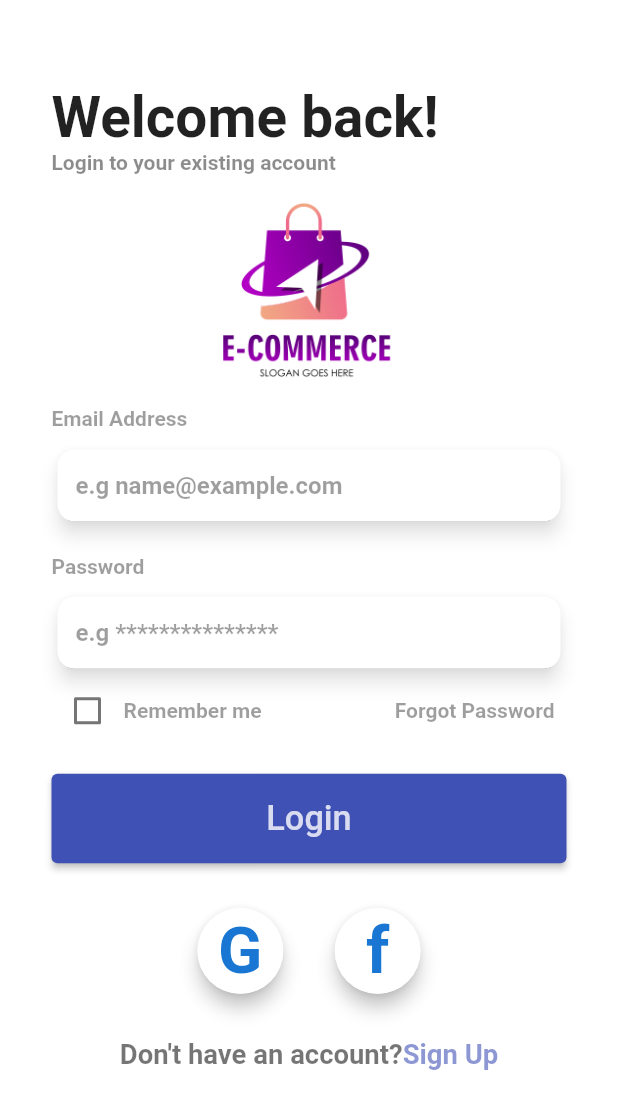
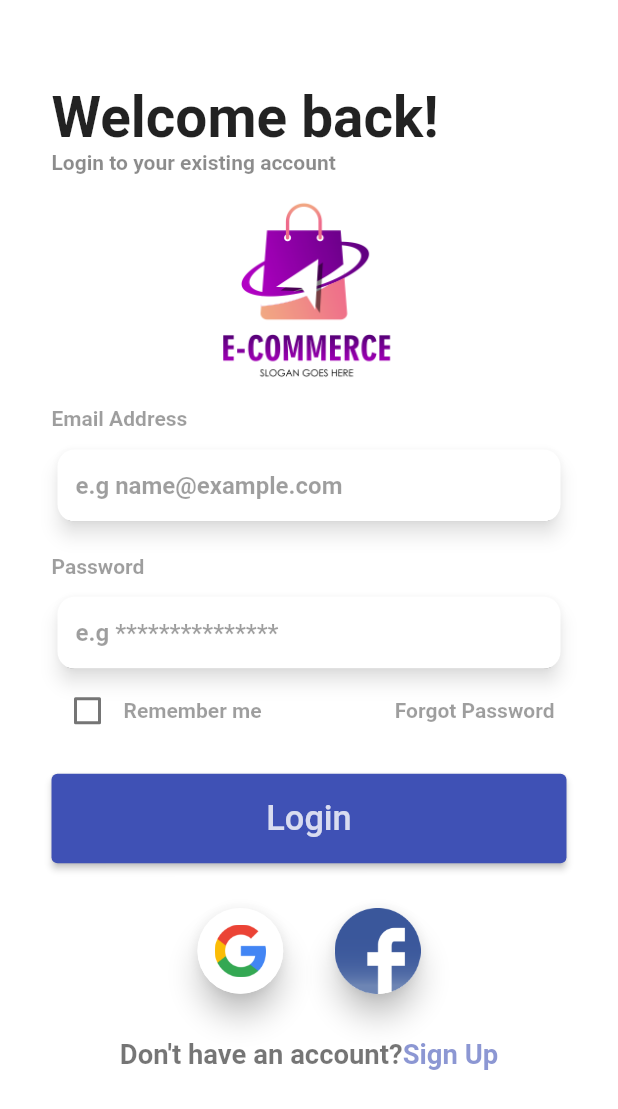
Before and after one commit to Yami-G/UI_Project, a Flutter app: the screen it shows after launch, on a phone screen of 412 x 824 dp. Shown: the top 1109 px of the screen. Run offline on Flutter 3.47's test engine with Material 2 defaults, Android fonts, the phone set to English and light mode, and no system bars; our stand-ins replace flutter_hooks, flutter_otp_text_field, flutter_riverpod, flutter_screenutil, hooks_riverpod.

Commit message:
change social icon from text to image

```diff
--- a/lib/Screens/Early_Screans/splash_screen.dart
+++ b/lib/Screens/Early_Screans/splash_screen.dart
@@ -26,7 +26,7 @@ class _SplashScreenState extends ConsumerState<SplashScreen> {
     return Scaffold(
       body: Center(
         child: Image.asset(
-          Images.splash1,
+          Images.splash,
           width: 200.w,
           height: 200.h,
           fit: BoxFit.cover,
--- a/lib/Screens/Sign_Screens/sign_in_screen.dart
+++ b/lib/Screens/Sign_Screens/sign_in_screen.dart
@@ -53,7 +53,7 @@ class SignInScreen extends HookConsumerWidget {
                 ),
                 Center(
                   child: Image.asset(
-                    Images.splash1,
+                    Images.splash,
                     width: 100.w,
                     height: 100.h,
                     fit: BoxFit.cover,
@@ -116,11 +116,11 @@ class SignInScreen extends HookConsumerWidget {
                 Row(
                   mainAxisAlignment: MainAxisAlignment.center,
                   children: [
-                    SocialIcon(text: 'G'),
+                    SocialIcon(imagePath: Images.googleLogo, width: 35, height: 35),
                     SizedBox(
                       width: 30.w,
                     ),
-                    SocialIcon(text: 'f'),
+                    SocialIcon(imagePath: Images.faceBookLogo),
                   ],
                 ),
                 SizedBox(
--- a/lib/Screens/Sign_Screens/sign_up_screen.dart
+++ b/lib/Screens/Sign_Screens/sign_up_screen.dart
@@ -50,7 +50,7 @@ class SignUpScreen extends HookConsumerWidget {
                 ),
                 Center(
                   child: Image.asset(
-                    Images.splash1,
+                    Images.splash,
                     width: 100.w,
                     height: 100.h,
                     fit: BoxFit.cover,
@@ -71,7 +71,7 @@ class SignUpScreen extends HookConsumerWidget {
                 CustomTextFormField(
                   obscureText: false,
                   title: 'Email',
-                  controller: passwordController,
+                  controller: emailController,
                   hintText: 'e.g name@example.com',
                 ),
                 SizedBox(
--- a/lib/Shared/Resources/images.dart
+++ b/lib/Shared/Resources/images.dart
@@ -2,5 +2,6 @@ class Images {
   static const String path = 'assets/resources';
 
   static const String splash = '$path/Gradient.png';
-  static const String splash1 = '$path/Gradient1.png';
+  static const String googleLogo = '$path/google.png';
+  static const String faceBookLogo = '$path/facebook.png';
 }
--- a/lib/Widgets/social_icon.dart
+++ b/lib/Widgets/social_icon.dart
@@ -2,26 +2,28 @@ import 'package:flutter/material.dart';
 import 'package:flutter_screenutil/flutter_screenutil.dart';
 
 class SocialIcon extends StatelessWidget {
-  String text;
+  String imagePath;
+  double? width;
+  double? height;
   SocialIcon({
     super.key,
-    required this.text,
+    required this.imagePath,
+    this.width,
+    this.height,
   });
 
   @override
   Widget build(BuildContext context) {
     return Material(
       shape: const CircleBorder(),
-      elevation: 5,
+      elevation: 8,
       child: CircleAvatar(
         radius: 25.r,
         backgroundColor: Colors.white,
-        child: Text(
-          text,
-          style: TextStyle(
-            fontSize: 38.sp,
-            fontWeight: FontWeight.bold,
-          ),
+        child: Image.asset(
+          imagePath,
+          width: width,
+          height: height,
         ),
       ),
     );
```
Also changed, not shown: assets/resources/Gradient.png, assets/resources/Gradient1.png (deleted), assets/resources/facebook.png (added), assets/resources/google.png (added).
